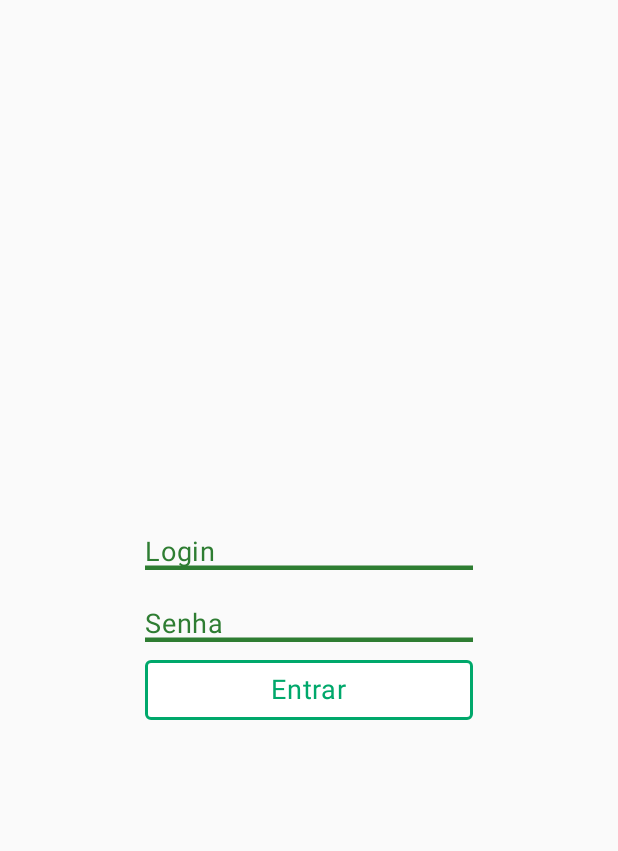
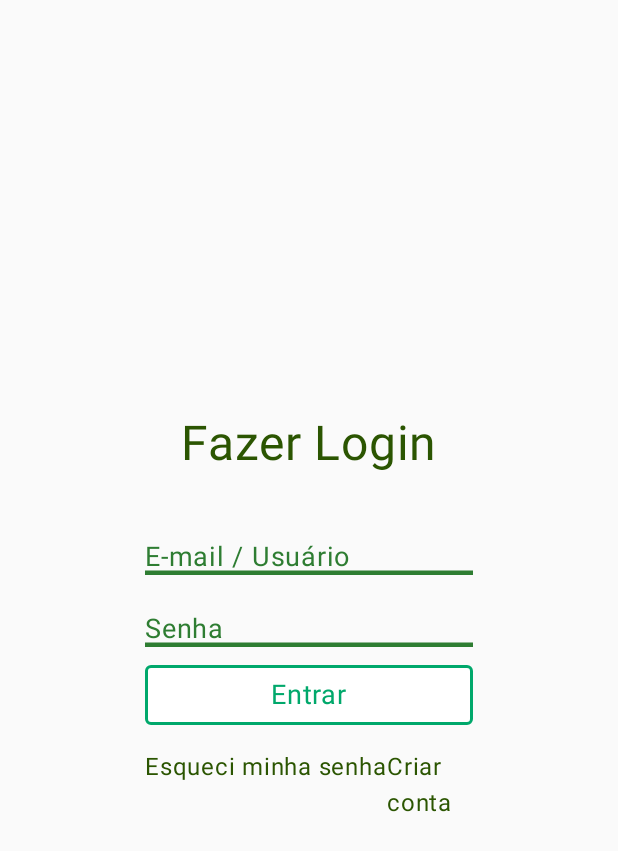
Before and after one commit to Project-Kepos/Multiplataforma, an Android app built with Jetpack Compose: the screen it shows after launch (MainActivity), on a phone screen of 412 x 824 dp. Shown: the top 851 px of the screen. Run offline under Robolectric (Android 15) with nearby library versions, the phone set to English and light mode, and no system bars; our stand-ins replace Compose Multiplatform resources.

Commit message:
initialized system colors/themes

```diff
--- a/composeApp/src/commonMain/kotlin/org/example/kepos/App.kt
+++ b/composeApp/src/commonMain/kotlin/org/example/kepos/App.kt
@@ -1,6 +1,5 @@
 package org.example.kepos
 
-import CustomInputText
 import androidx.compose.animation.AnimatedVisibility
 import androidx.compose.foundation.Image
 import androidx.compose.foundation.layout.Arrangement
@@ -21,32 +20,12 @@ import org.jetbrains.compose.ui.tooling.preview.Preview
 import keposmultiplataforma.composeapp.generated.resources.Res
 import keposmultiplataforma.composeapp.generated.resources.compose_multiplatform
 import org.example.kepos.ui.components.GreenButton
+import org.example.kepos.ui.screens.SignInScreen
 
 @Composable
 @Preview
 fun App() {
     MaterialTheme {
-
-        var text by remember { mutableStateOf("") }
-
-        Column(
-            modifier = Modifier
-                .fillMaxSize()
-                .padding(24.dp),
-            horizontalAlignment = Alignment.CenterHorizontally,
-            verticalArrangement = Arrangement.Center
-        ) {
-            CustomInputText(
-                value = text,
-                onValueChange = { text = it },
-                placeholder = "Login"
-            )
-            CustomInputText(
-                value = text,
-                onValueChange = { text = it },
-                placeholder = "Senha"
-            )
-            GreenButton("Entrar")
+        SignInScreen()
         }
     }
-}
--- a/composeApp/src/commonMain/kotlin/org/example/kepos/ui/components/CustomInput.kt
+++ b/composeApp/src/commonMain/kotlin/org/example/kepos/ui/components/CustomInput.kt
@@ -1,3 +1,5 @@
+package org.example.kepos.ui.components
+
 import androidx.compose.animation.animateColorAsState
 import androidx.compose.animation.core.tween
 import androidx.compose.foundation.background
@@ -65,7 +67,7 @@ fun CustomInputText(
                 if (value.isEmpty()) {
                     Text(
                         text = placeholder,
-                        color = Color(0xFF2E7D32), // green-600
+                        color = Color(0xFF2E7D32),
                         fontSize = 18.sp
                     )
                 }
--- /dev/null
+++ b/composeApp/src/commonMain/kotlin/org/example/kepos/ui/screens/SignInScreen.kt
@@ -0,0 +1,83 @@
+package org.example.kepos.ui.screens
+
+import androidx.compose.foundation.layout.*
+import androidx.compose.material.Text
+import androidx.compose.runtime.*
+import androidx.compose.ui.Alignment
+import androidx.compose.ui.Modifier
+import androidx.compose.ui.unit.dp
+import androidx.compose.ui.unit.sp
+import org.example.kepos.ui.components.CustomInputText
+import org.example.kepos.ui.components.GreenButton
+import org.example.kepos.ui.themes.KeposColors
+
+@Composable
+fun SignInScreen() {
+    var email by remember { mutableStateOf("") }
+    var password by remember { mutableStateOf("") }
+    var message by remember { mutableStateOf<String?>(null) }
+
+    Column(
+        modifier = Modifier
+            .fillMaxSize()
+            .padding(horizontal = 24.dp),
+        horizontalAlignment = Alignment.CenterHorizontally,
+        verticalArrangement = Arrangement.Center
+    ) {
+        Text(
+            text = "Fazer Login",
+            fontSize = 32.sp,
+            color = KeposColors.Green600
+        )
+
+        Spacer(modifier = Modifier.height(32.dp))
+
+        CustomInputText(
+            value = email,
+            onValueChange = { email = it },
+            placeholder = "E-mail / Usuário"
+        )
+
+        CustomInputText(
+            value = password,
+            onValueChange = { password = it },
+            placeholder = "Senha"
+        )
+
+        GreenButton(
+            text = "Entrar",
+            onClick = {
+                message = if (email.isNotBlank() && password.isNotBlank()) {
+                    "Login enviado (simulado)"
+                } else {
+                    "Preencha todos os campos"
+                }
+            }
+        )
+
+        Spacer(modifier = Modifier.height(16.dp))
+
+        Row(
+            modifier = Modifier.fillMaxWidth(0.6f),
+            horizontalArrangement = Arrangement.SpaceBetween
+        ) {
+            Text(
+                text = "Esqueci minha senha",
+                color = KeposColors.Green600
+            )
+            Text(
+                text = "Criar conta",
+                color = KeposColors.Green600
+            )
+        }
+
+        message?.let {
+            Spacer(modifier = Modifier.height(20.dp))
+            Text(
+                text = it,
+                fontSize = 14.sp,
+                color = KeposColors.Gray100
+            )
+        }
+    }
+}
--- /dev/null
+++ b/composeApp/src/commonMain/kotlin/org/example/kepos/ui/themes/KeposColors.kt
@@ -0,0 +1,38 @@
+package org.example.kepos.ui.themes
+
+import androidx.compose.ui.graphics.Color
+
+object KeposColors {
+    val White = Color(0xFFFFFFFF)
+    val Black = Color(0xFF000000)
+    val Red = Color(0xFFFF0000)
+
+    val Gray100 = Color(0xFFD3D3D3)
+    val Gray200 = Color(0xFFFFFFFF)
+
+    val Green100 = Color(0xFFE1EECD)
+    val Green300 = Color(0xFFB3DB76)
+    val Green500 = Color(0xFF65A603)
+    val Green600 = Color(0xFF2B5501)
+
+    val PlaceholderGreen = Color(0x2B550149)
+    val TransitionGreen = Color(0xFFEDF1E6)
+    val TransitionGreen300 = Color(0xFFB3DB76)
+}
+
+object KeposAccessibilityColors {
+    val White = Color.Black
+    val Red = Color.Yellow
+
+    val Green100 = Color.Black
+    val Green300 = Color.Black
+    val Green500 = Color.White
+    val Green600 = Color.White
+
+    val Gray100 = Color(0xFF312C2C)
+    val Gray200 = Color(0xFF312C2C)
+
+    val PlaceholderGreen = Color(0x33FFFF00)
+    val TransitionGreen = Color(0xFF312C2C)
+    val TransitionGreen300 = Color(0xFFA8A85B)
+}
```
